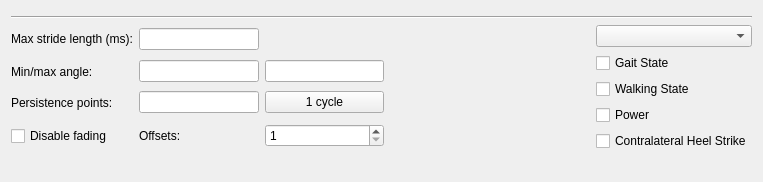
Old version of the form ui/w_ankleAnglePlot.ui in the repository johnbatzer18/biomech_flexsea-plan.
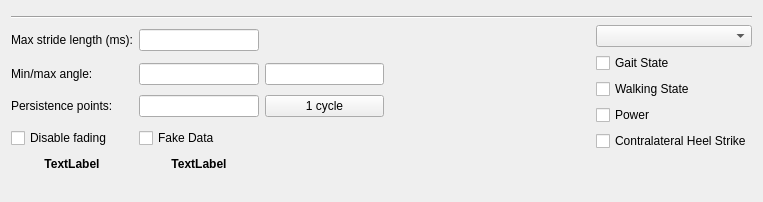
New version of the form.

Commit message: Fixed the A2Plot stride length bug

```diff
--- a/ui/w_ankleAnglePlot.ui
+++ b/ui/w_ankleAnglePlot.ui
@@ -48,6 +48,13 @@
    </item>
    <item>
     <layout class="QGridLayout" name="gridLayout">
+     <item row="3" column="1">
+      <widget class="QCheckBox" name="checkBoxFake">
+       <property name="text">
+        <string>Fake Data</string>
+       </property>
+      </widget>
+     </item>
      <item row="1" column="2">
       <widget class="QLineEdit" name="lineEditYMax">
        <property name="sizePolicy">
@@ -198,30 +205,45 @@
        </property>
       </widget>
      </item>
-     <item row="3" column="1">
-      <widget class="QLabel" name="label_3">
-       <property name="text">
-        <string>Offsets:</string>
-       </property>
-      </widget>
-     </item>
-     <item row="3" column="2">
-      <widget class="QSpinBox" name="spinBoxOffs">
-       <property name="minimum">
-        <number>1</number>
-       </property>
-       <property name="maximum">
-        <number>10</number>
-       </property>
-      </widget>
-     </item>
-     <item row="4" column="0" colspan="5">
+     <item row="5" column="0" colspan="5">
       <widget class="QLabel" name="labelDebug">
        <property name="text">
         <string/>
        </property>
       </widget>
      </item>
+     <item row="4" column="1">
+      <widget class="QLabel" name="label_Rollover">
+       <property name="font">
+        <font>
+         <weight>75</weight>
+         <bold>true</bold>
+        </font>
+       </property>
+       <property name="text">
+        <string>TextLabel</string>
+       </property>
+       <property name="alignment">
+        <set>Qt::AlignCenter</set>
+       </property>
+      </widget>
+     </item>
+     <item row="4" column="0">
+      <widget class="QLabel" name="label_Trigger">
+       <property name="font">
+        <font>
+         <weight>75</weight>
+         <bold>true</bold>
+        </font>
+       </property>
+       <property name="text">
+        <string>TextLabel</string>
+       </property>
+       <property name="alignment">
+        <set>Qt::AlignCenter</set>
+       </property>
+      </widget>
+     </item>
     </layout>
    </item>
   </layout>
```
Left out of the diff: 80 changed lines with no effect on the pictures. The commit also changes 1 other file.
